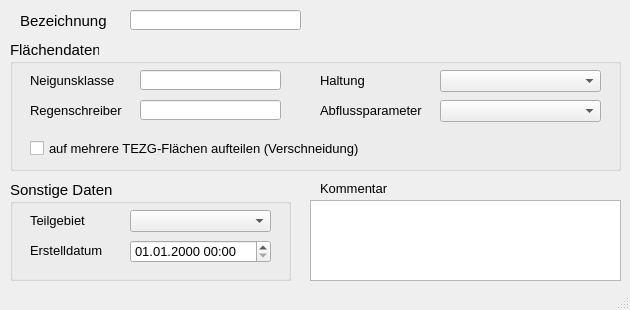
Before: the Qt Designer form qkan/forms/qkan_flaechen.ui in hoettges/QKan, drawn with Qt 5.
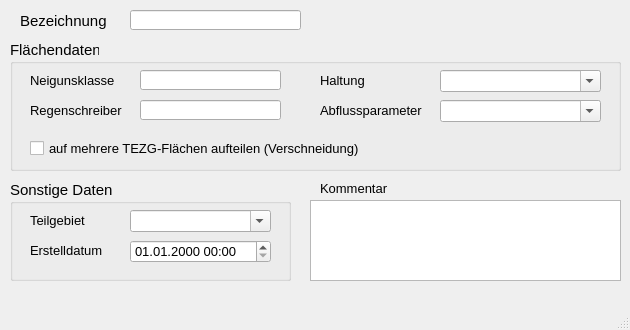
After: the same form once the commit is applied. Custom widgets are drawn as their Qt base class.

What changed in the file:
```diff
--- a/qkan/forms/qkan_flaechen.ui
+++ b/qkan/forms/qkan_flaechen.ui
@@ -10,13 +10,13 @@
     <x>0</x>
     <y>0</y>
     <width>630</width>
-    <height>310</height>
+    <height>330</height>
    </rect>
   </property>
   <property name="minimumSize">
    <size>
     <width>630</width>
-    <height>310</height>
+    <height>330</height>
    </size>
   </property>
   <property name="baseSize">
@@ -239,6 +239,9 @@
      <property name="statusTip">
       <string>Abflussparameter gem. HYSTEM-EXTRAN</string>
      </property>
+     <property name="editable">
+      <bool>true</bool>
+     </property>
     </widget>
     <widget class="QComboBox" name="haltnam">
      <property name="geometry">
@@ -261,6 +264,9 @@
      <property name="statusTip">
       <string>Name der Haltung, der die Fläche zugeordnet ist</string>
      </property>
+     <property name="editable">
+      <bool>true</bool>
+     </property>
     </widget>
     <widget class="QLabel" name="label_21">
      <property name="geometry">
@@ -378,6 +384,9 @@
      <property name="statusTip">
       <string>zur Zuordnung auf ein selbstständig festgelegtes Teilgebiet</string>
      </property>
+     <property name="editable">
+      <bool>true</bool>
+     </property>
     </widget>
     <widget class="QgsDateTimeEdit" name="createdat">
      <property name="geometry">
```
Left out of the diff: 2 changed lines with no effect on the pictures.
